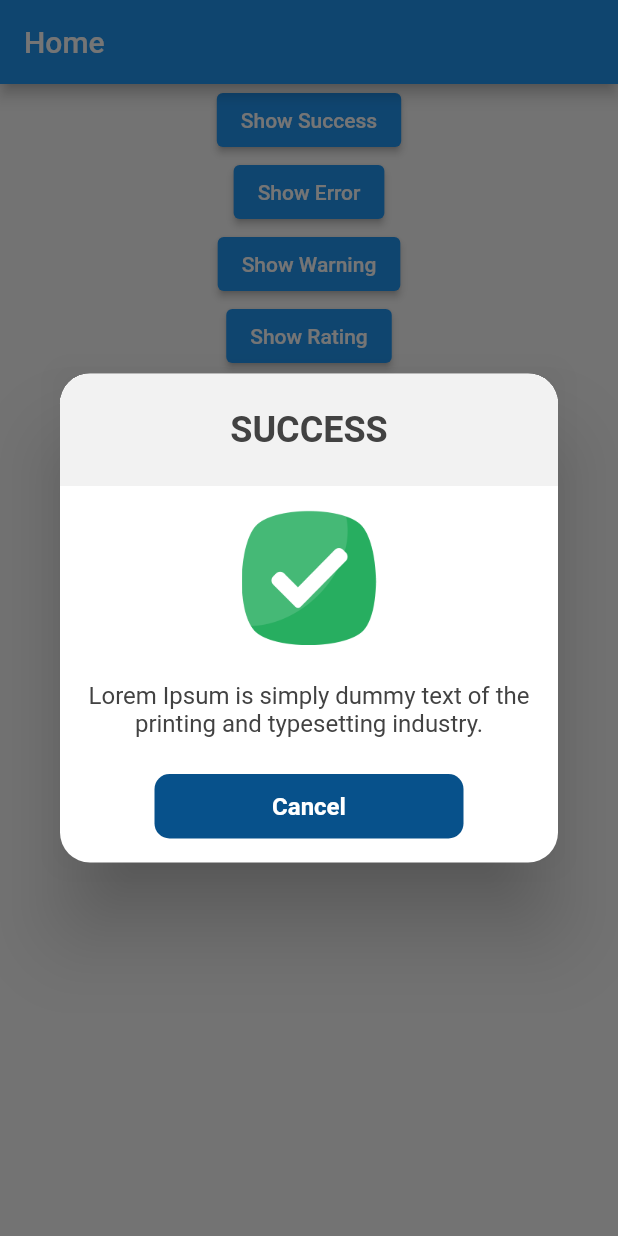
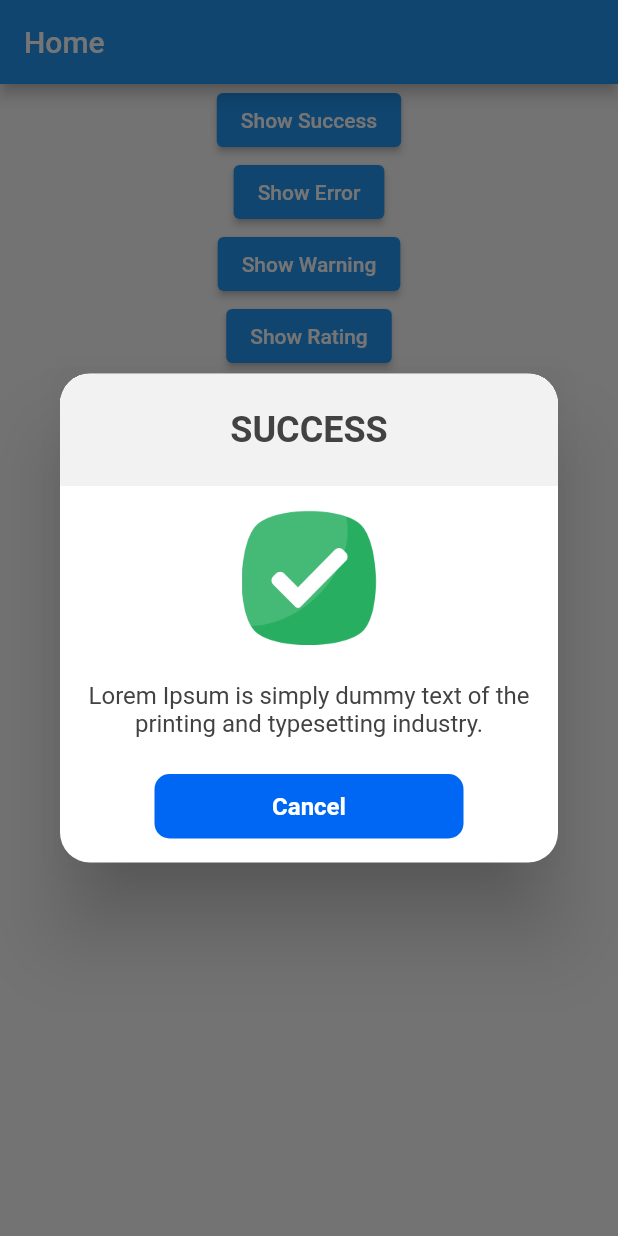
Before and after one commit to omeryilmazel/SwAlert, a Flutter app: the screen it shows after launch, after a tap on "Show Success", on a phone screen of 412 x 824 dp. Run offline on Flutter 3.47's test engine with Material 2 defaults, Android fonts, the phone set to English and light mode, and no system bars.

Commit message:
Update colors.dart

```diff
--- a/lib/src/styles/colors.dart
+++ b/lib/src/styles/colors.dart
@@ -1,7 +1,7 @@
 import 'package:flutter/material.dart';
 
 class SwColors{
-  static Color mainColor = Color(0xFF07518B);
+  static Color mainColor = Color(0xFF0067F4);
   static Color errorColor = Color(0xFFD13E37);
   static Color warningColor = Color(0xFFF4A362);
 }
```
